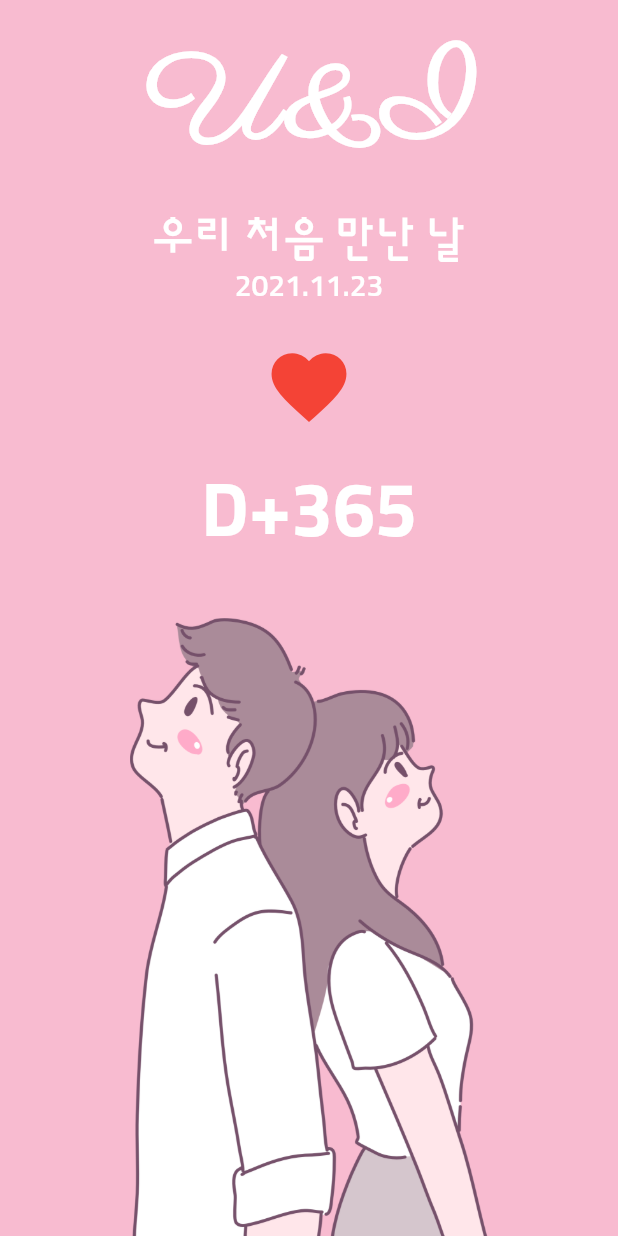
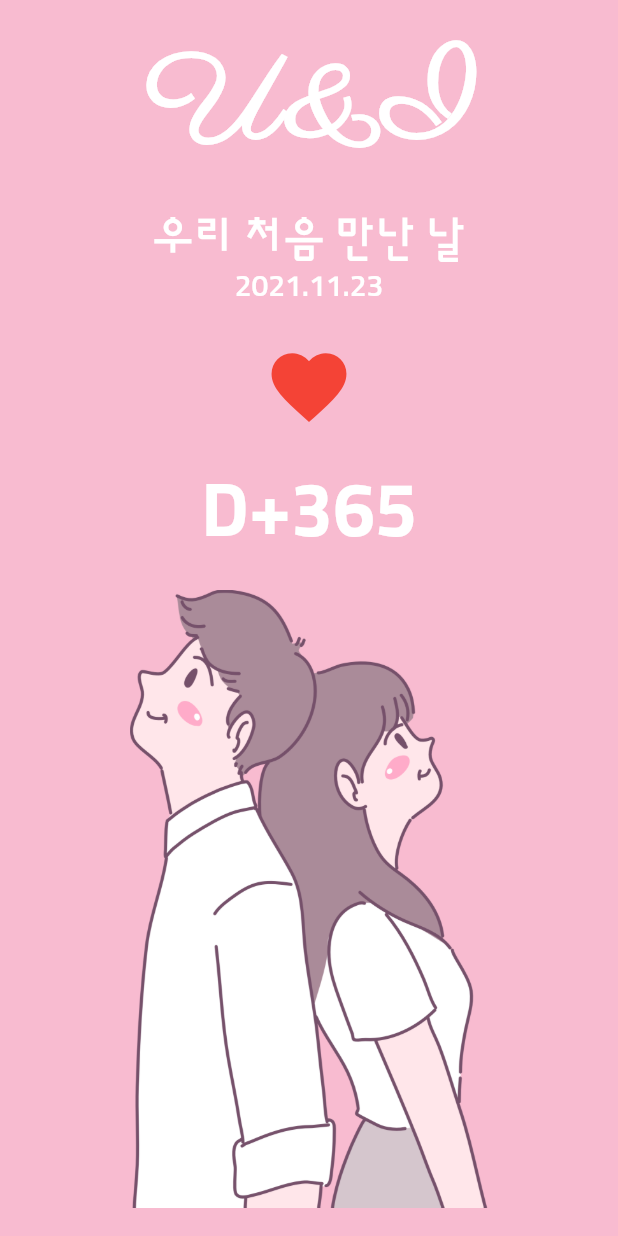
Before and after one commit to chihyeonwon/Loving_Day, a Flutter app: the screen it shows after launch, on a phone screen of 412 x 824 dp. Run offline on Flutter 3.47's test engine with Material 2 defaults, Android fonts, the light colour scheme and no system bars.

Commit message:
오버플로우 해결하기 위해 Expanded로 Center 감싸기

```diff
--- a/lib/home_screen.dart
+++ b/lib/home_screen.dart
@@ -83,7 +83,8 @@ class _CoupleImage extends StatelessWidget {
 
   @override
   Widget build(BuildContext context) {
-    return Center(
+    return Expanded(
+      child: Center(
         child:
         Image.asset(
           'asset/img/middle_image.png',
@@ -91,6 +92,7 @@ class _CoupleImage extends StatelessWidget {
           // 화면의 반만큼 높이 구현
           height: MediaQuery.of(context).size.height/2,
       )
+      ),
     );
   }
 }
```
Lines whose indentation alone changed are shown as unchanged.
